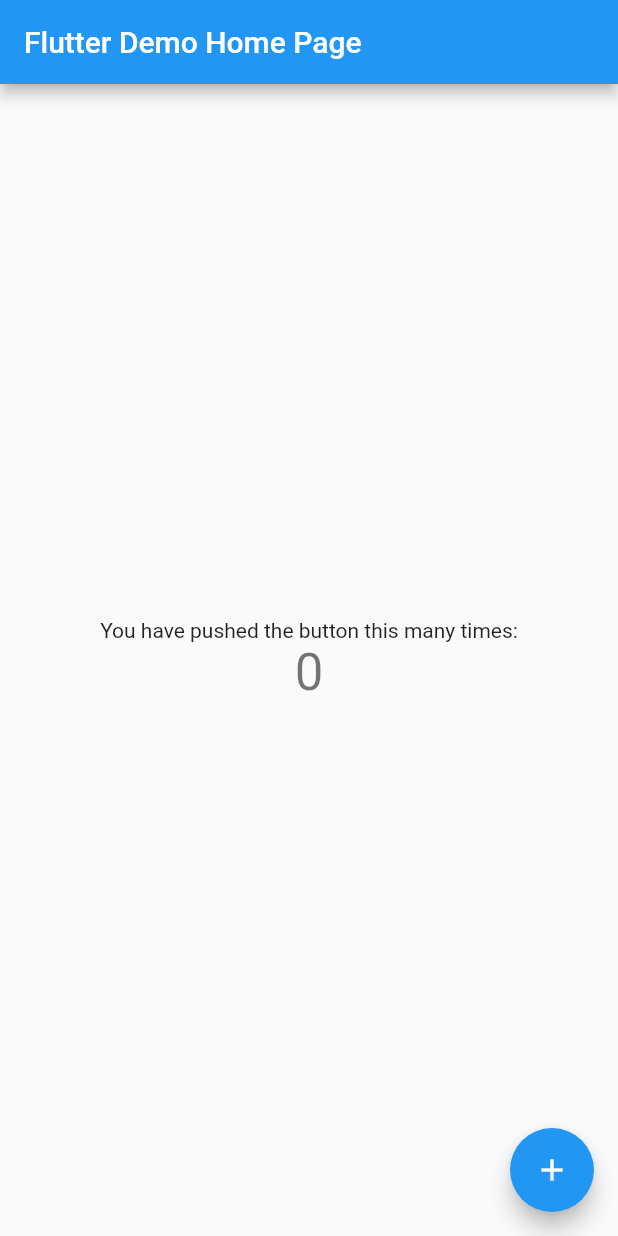
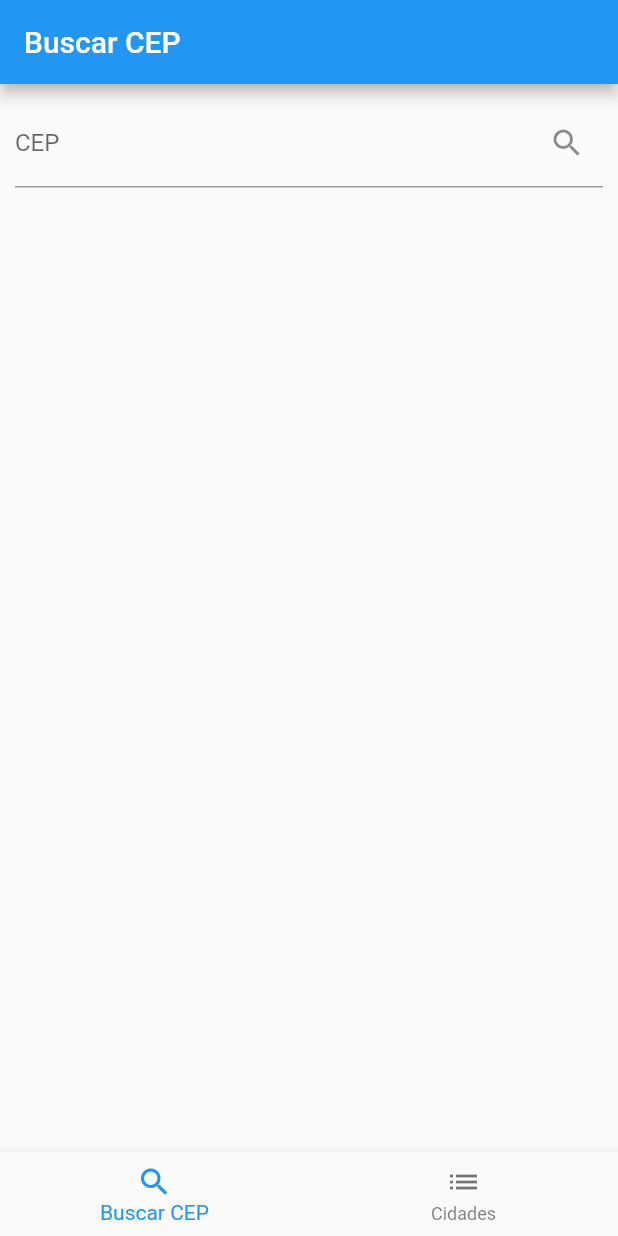
Before and after one commit to joaopichetti/utfpr-ads-pm26s-2021-02, a Flutter app: the screen it shows after launch, on a phone screen of 412 x 824 dp. Run offline on Flutter 3.47's test engine with Material 2 defaults, Android fonts, the phone set to English and light mode, and no system bars; our stand-ins replace camera, geolocator, google_maps_flutter, image_picker, mask_text_input_formatter, shared_preferences and 2 more; missing offline and left inert: maps_launcher; accounts and stored records are empty.

Commit message:
Criar página para consultar CEP

```diff
--- a/test_api/lib/main.dart
+++ b/test_api/lib/main.dart
@@ -1,4 +1,5 @@
 import 'package:flutter/material.dart';
+import 'package:test_api/pages/home_page.dart';
 
 void main() {
   runApp(const MyApp());
@@ -7,109 +8,14 @@
 class MyApp extends StatelessWidget {
   const MyApp({Key? key}) : super(key: key);
 
-  // This widget is the root of your application.
   @override
   Widget build(BuildContext context) {
     return MaterialApp(
       title: 'Flutter Demo',
       theme: ThemeData(
-        // This is the theme of your application.
-        //
-        // Try running your application with "flutter run". You'll see the
-        // application has a blue toolbar. Then, without quitting the app, try
-        // changing the primarySwatch below to Colors.green and then invoke
-        // "hot reload" (press "r" in the console where you ran "flutter run",
-        // or simply save your changes to "hot reload" in a Flutter IDE).
-        // Notice that the counter didn't reset back to zero; the application
-        // is not restarted.
         primarySwatch: Colors.blue,
       ),
-      home: const MyHomePage(title: 'Flutter Demo Home Page'),
+      home: HomePage(),
     );
   }
 }
-
-class MyHomePage extends StatefulWidget {
-  const MyHomePage({Key? key, required this.title}) : super(key: key);
-
-  // This widget is the home page of your application. It is stateful, meaning
-  // that it has a State object (defined below) that contains fields that affect
-  // how it looks.
-
-  // This class is the configuration for the state. It holds the values (in this
-  // case the title) provided by the parent (in this case the App widget) and
-  // used by the build method of the State. Fields in a Widget subclass are
-  // always marked "final".
-
-  final String title;
-
-  @override
-  State<MyHomePage> createState() => _MyHomePageState();
-}
-
-class _MyHomePageState extends State<MyHomePage> {
-  int _counter = 0;
-
-  void _incrementCounter() {
-    setState(() {
-      // This call to setState tells the Flutter framework that something has
-      // changed in this State, which causes it to rerun the build method below
-      // so that the display can reflect the updated values. If we changed
-      // _counter without calling setState(), then the build method would not be
-      // called again, and so nothing would appear to happen.
-      _counter++;
-    });
-  }
-
-  @override
-  Widget build(BuildContext context) {
-    // This method is rerun every time setState is called, for instance as done
-    // by the _incrementCounter method above.
-    //
-    // The Flutter framework has been optimized to make rerunning build methods
-    // fast, so that you can just rebuild anything that needs updating rather
-    // than having to individually change instances of widgets.
-    return Scaffold(
-      appBar: AppBar(
-        // Here we take the value from the MyHomePage object that was created by
-        // the App.build method, and use it to set our appbar title.
-        title: Text(widget.title),
-      ),
-      body: Center(
-        // Center is a layout widget. It takes a single child and positions it
-        // in the middle of the parent.
-        child: Column(
-          // Column is also a layout widget. It takes a list of children and
-          // arranges them vertically. By default, it sizes itself to fit its
-          // children horizontally, and tries to be as tall as its parent.
-          //
-          // Invoke "debug painting" (press "p" in the console, choose the
-          // "Toggle Debug Paint" action from the Flutter Inspector in Android
-          // Studio, or the "Toggle Debug Paint" command in Visual Studio Code)
-          // to see the wireframe for each widget.
-          //
-          // Column has various properties to control how it sizes itself and
-          // how it positions its children. Here we use mainAxisAlignment to
-          // center the children vertically; the main axis here is the vertical
-          // axis because Columns are vertical (the cross axis would be
-          // horizontal).
-          mainAxisAlignment: MainAxisAlignment.center,
-          children: <Widget>[
-            const Text(
-              'You have pushed the button this many times:',
-            ),
-            Text(
-              '$_counter',
-              style: Theme.of(context).textTheme.headline4,
-            ),
-          ],
-        ),
-      ),
-      floatingActionButton: FloatingActionButton(
-        onPressed: _incrementCounter,
-        tooltip: 'Increment',
-        child: const Icon(Icons.add),
-      ), // This trailing comma makes auto-formatting nicer for build methods.
-    );
-  }
-}
--- /dev/null
+++ b/test_api/lib/pages/consulta_cep_fragment.dart
@@ -0,0 +1,84 @@
+import 'package:flutter/material.dart';
+import 'package:test_api/services/cep_service.dart';
+import 'package:mask_text_input_formatter/mask_text_input_formatter.dart';
+
+class ConsultaCepFragment extends StatefulWidget {
+  static const title = 'Buscar CEP';
+
+  @override
+  State<StatefulWidget> createState() => _ConsultaCepFragmentState();
+}
+
+class _ConsultaCepFragmentState extends State<ConsultaCepFragment> {
+  final _service = CepService();
+  final _controller = TextEditingController();
+  final _formKey = GlobalKey<FormState>();
+  var _loading = false;
+  final _cepFormatter = MaskTextInputFormatter(
+    mask: '#####-###',
+    filter: {'#': RegExp(r'[0-9]')}
+  );
+  Map<String, dynamic> _cepMap = {};
+
+  @override
+  Widget build(BuildContext context) {
+    return Padding(
+      padding: const EdgeInsets.all(10),
+      child: Column(
+        crossAxisAlignment: CrossAxisAlignment.start,
+        children: [
+          Form(
+            key: _formKey,
+            child: TextFormField(
+              controller: _controller,
+              decoration: InputDecoration(
+                labelText: 'CEP',
+                suffixIcon: _loading ? const Padding(
+                  padding: EdgeInsets.all(10),
+                  child: CircularProgressIndicator(
+                    strokeWidth: 2,
+                  ),
+                ) : IconButton(
+                  icon: const Icon(Icons.search),
+                  onPressed: _findCep,
+                ),
+              ),
+              inputFormatters: [_cepFormatter],
+              validator: (String? value) {
+                if (value == null || value.isEmpty || !_cepFormatter.isFill()) {
+                  return 'Informe um CEP válido';
+                }
+                return null;
+              },
+            ),
+          ),
+          Container(height: 10),
+          for (final key in _cepMap.keys)
+            Text('$key: ${_cepMap[key]}'),
+        ],
+      ),
+    );
+  }
+
+  Future<void> _findCep() async {
+    if (_formKey.currentState == null || !_formKey.currentState!.validate()) {
+      return;
+    }
+    setState(() {
+      _loading = true;
+    });
+    await Future.delayed(Duration(seconds: 2));
+    try {
+      _cepMap = await _service.findCep(_cepFormatter.getUnmaskedText());
+    } catch (e) {
+      debugPrint(e.toString());
+      ScaffoldMessenger.of(context).showSnackBar(const SnackBar(
+        content: Text('Ocorreu um erro ao consultar o CEP. Tente novamente.'),
+      ));
+    }
+    setState(() {
+      _loading = false;
+    });
+  }
+
+}
--- /dev/null
+++ b/test_api/lib/pages/home_page.dart
@@ -0,0 +1,50 @@
+import 'package:flutter/material.dart';
+import 'package:test_api/pages/consulta_cep_fragment.dart';
+import 'package:test_api/pages/lista_cidades_fragment.dart';
+
+class HomePage extends StatefulWidget {
+
+  @override
+  State<StatefulWidget> createState() => _HomePageState();
+
+}
+
+class _HomePageState extends State<HomePage> {
+
+  var _fragmentIndex = 0;
+
+  @override
+  Widget build(BuildContext context) {
+    return Scaffold(
+      appBar: AppBar(
+        title: Text(_fragmentIndex == 0
+            ? ConsultaCepFragment.title : ListaCidadesFragment.title),
+      ),
+      body: _buildBody(),
+      bottomNavigationBar: BottomNavigationBar(
+        currentIndex: _fragmentIndex,
+        items: const [
+          BottomNavigationBarItem(
+            icon: Icon(Icons.search),
+            label: ConsultaCepFragment.title,
+          ),
+          BottomNavigationBarItem(
+            icon: Icon(Icons.list),
+            label: ListaCidadesFragment.title,
+          ),
+        ],
+        onTap: (int newIndex) {
+          if (newIndex != _fragmentIndex) {
+            setState(() {
+              _fragmentIndex = newIndex;
+            });
+          }
+        },
+      ),
+    );
+  }
+
+  Widget _buildBody() => _fragmentIndex == 0
+      ? ConsultaCepFragment() : ListaCidadesFragment();
+
+}
--- /dev/null
+++ b/test_api/lib/services/cep_service.dart
@@ -0,0 +1,19 @@
+import 'dart:convert';
+
+import 'package:http/http.dart';
+
+class CepService {
+  static const _baseUrl = 'https://viacep.com.br/ws/:cep/json/';
+
+  Future<Map<String, dynamic>> findCep(String cep) async {
+    final url = _baseUrl.replaceAll(':cep', cep);
+    final uri = Uri.parse(url);
+    final Response response = await get(uri);
+    if (response.statusCode != 200 || response.body.isEmpty) {
+      throw Exception();
+    }
+    final decodedBody = json.decode(response.body);
+    return Map<String, dynamic>.from(decodedBody);
+  }
+
+}
--- a/test_api/pubspec.yaml
+++ b/test_api/pubspec.yaml
@@ -34,6 +34,8 @@
   # The following adds the Cupertino Icons font to your application.
   # Use with the CupertinoIcons class for iOS style icons.
   cupertino_icons: ^1.0.2
+  http: ^0.13.4
+  mask_text_input_formatter: ^2.0.0
 
 dev_dependencies:
   flutter_test:
```
Also changed, not shown: test_api/lib/pages/lista_cidades_fragment.dart (added, +17 -0 lines), 1 other file.
